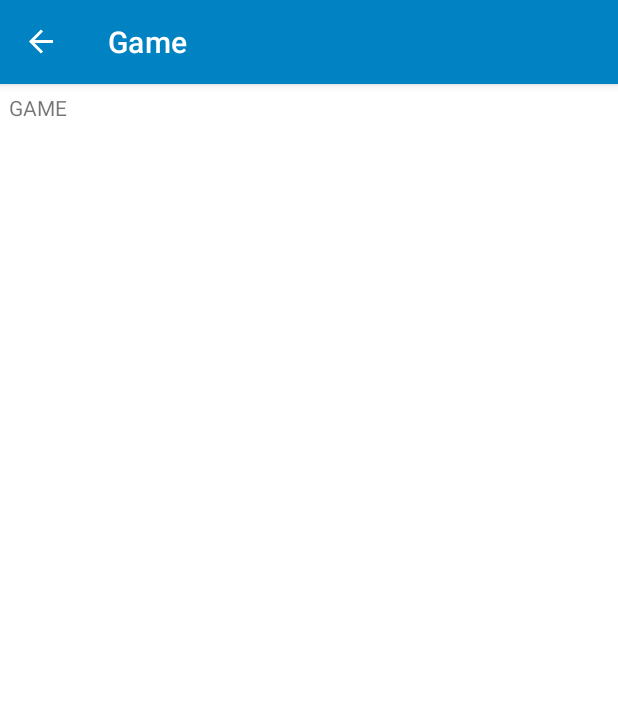
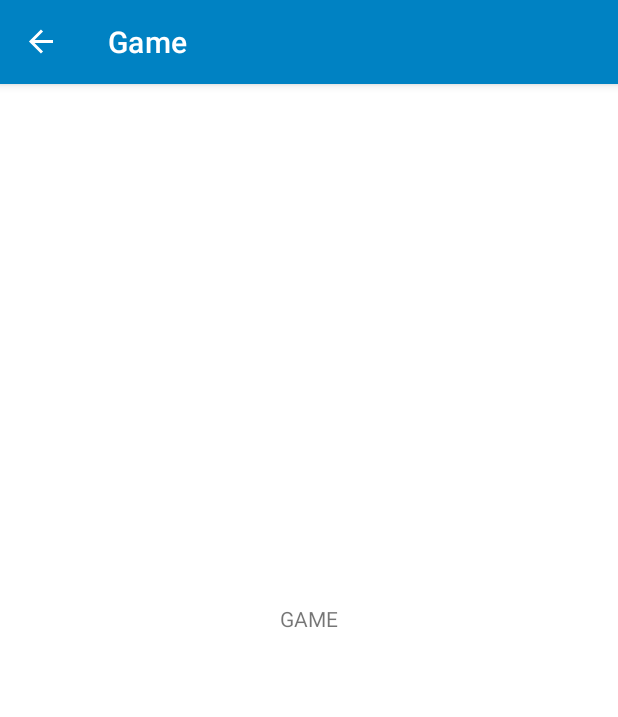
Before and after one commit to SebSelva/Dkt-Canaveral, an Android app: the GameFragment screen opened through its navigation route, on a phone screen of 412 x 824 dp. Shown: the top 717 px of the screen. Run offline under Robolectric (Android 15) with nearby library versions, the phone set to English and light mode, and no system bars; our stand-ins replace Room's generated code, Timber, navigation-ui; pictures from the network do not load; 3 statements that could not run were skipped.

Commit message:
Minor fixes

```diff
--- a/app/src/main/java/com/decathlon/canaveral/dashboard/DashboardFragment.kt
+++ b/app/src/main/java/com/decathlon/canaveral/dashboard/DashboardFragment.kt
@@ -61,7 +61,6 @@ class DashboardFragment : Fragment() {
             val playerRecycler = view.findViewById<RecyclerView>(R.id.rv_player)
 
             playerRecycler.layoutManager = LinearLayoutManager(requireContext(), LinearLayoutManager.HORIZONTAL, false)
-            playerRecycler.setHasFixedSize(true)
             playerRecycler.adapter = playerAdapter
 
             view.findViewById<Button>(R.id.start_btn).setOnClickListener {
--- a/app/src/main/res/layout/fragment_game.xml
+++ b/app/src/main/res/layout/fragment_game.xml
@@ -1,15 +1,19 @@
 <?xml version="1.0" encoding="utf-8"?>
-<androidx.constraintlayout.widget.ConstraintLayout
-    xmlns:android="http://schemas.android.com/apk/res/android"
+<androidx.constraintlayout.widget.ConstraintLayout xmlns:android="http://schemas.android.com/apk/res/android"
     xmlns:tools="http://schemas.android.com/tools"
     android:layout_width="match_parent"
-    android:layout_height="match_parent">
+    android:layout_height="match_parent"
+    xmlns:app="http://schemas.android.com/apk/res-auto">
 
     <TextView
         android:id="@+id/textView"
         android:layout_width="wrap_content"
         android:layout_height="wrap_content"
         android:text="GAME"
+        app:layout_constraintTop_toTopOf="parent"
+        app:layout_constraintRight_toRightOf="parent"
+        app:layout_constraintLeft_toLeftOf="parent"
+        app:layout_constraintBottom_toBottomOf="parent"
         tools:layout_editor_absoluteX="168dp"
         tools:layout_editor_absoluteY="300dp" />
 </androidx.constraintlayout.widget.ConstraintLayout>
--- a/app/src/main/res/layout/item_list_button.xml
+++ b/app/src/main/res/layout/item_list_button.xml
@@ -31,7 +31,7 @@
                 android:scaleType="centerInside"
                 android:contentDescription="@string/image_description"
                 android:src="@drawable/round_add_circle_outline_black_48dp"
-                android:tint="@color/blue_decat"
+                app:tint="@color/blue_decat"
                 tools:src="@drawable/round_add_circle_outline_black_48dp" />
 
         </androidx.cardview.widget.CardView>
```
